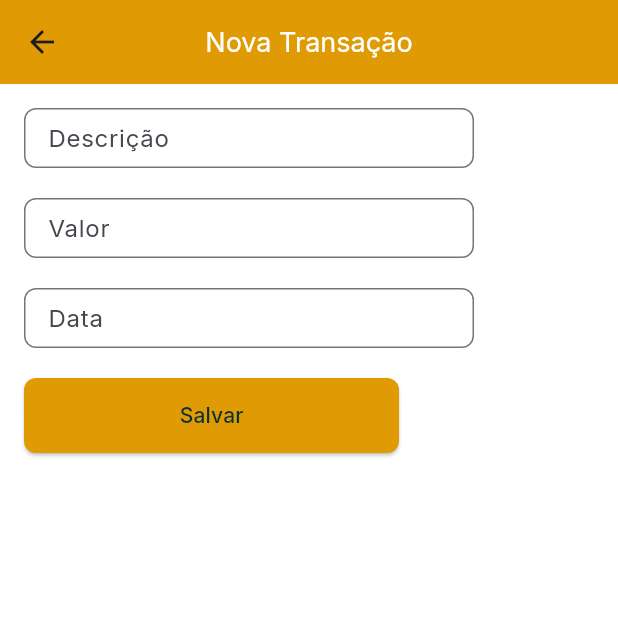
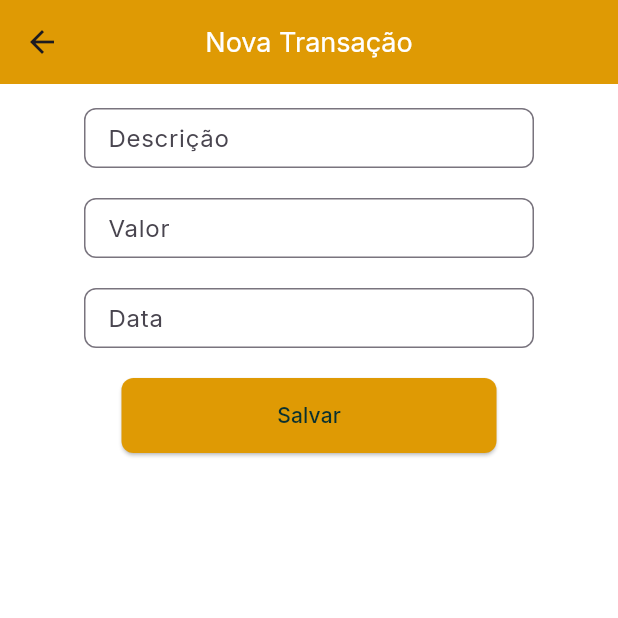
Before and after one commit to vinimiraa/LDDM-ShowCoin, a Flutter app: the StatementScreen screen opened directly, after a tap on the "add" icon, on a phone screen of 412 x 824 dp, the top half of it. Run offline on Flutter 3.47's test engine with Material 3 defaults, Android fonts, the light colour scheme and no system bars; our stand-ins replace fl_chart, persistent_bottom_nav_bar.

Commit message:
fix: corrijindo erros de tela

```diff
--- a/src/lib/screens/statement_screen.dart
+++ b/src/lib/screens/statement_screen.dart
@@ -26,6 +26,9 @@ class StatementScreen extends StatelessWidget {
             MaterialPageRoute(builder: (context) => const TransactionDetailsScreen(isNewTransaction: true)),
           );
         },
+        backgroundColor: AppColors.backgroundButton,
+        foregroundColor: Colors.white,
+        shape: const CircleBorder(),
         child: const Icon(Icons.add),
       ),
     );
--- a/src/lib/screens/transaction_details_screen.dart
+++ b/src/lib/screens/transaction_details_screen.dart
@@ -59,6 +59,10 @@ class TransactionDetailsScreen extends StatelessWidget {
                 ],
               ),
             ] else ...[
+              Center(
+                child: Column(
+                  mainAxisAlignment: MainAxisAlignment.center,
+                  children: [
                     // Formulário para criar uma nova transação
                     Utils.buildInputField(
                       "Descrição",
@@ -87,6 +91,9 @@ class TransactionDetailsScreen extends StatelessWidget {
                       onPressed: _salvarNovaTransacao,
                     ),
                   ],
+                ),
+              ),
+            ],
           ],
         ),
       ),
@@ -96,18 +103,18 @@ class TransactionDetailsScreen extends StatelessWidget {
   // TODO: Implementar a lógica para editar a transação
   void _editarTransacao() {
     // Lógica para editar a transação
-    debugPrint( "Editando transação..." );
+    debugPrint("Editando transação...");
   }
 
   // TODO: Implementar a lógica para excluir a transação
   void _excluirTransacao() {
     // Lógica para excluir a transação
-    debugPrint( "Excluindo transação..." );
+    debugPrint("Excluindo transação...");
   }
 
   // TODO: Implementar a lógica para salvar uma nova transação
   void _salvarNovaTransacao() {
     // Lógica para salvar a nova transação
-    debugPrint( "Salvando nova transação..." );
+    debugPrint("Salvando nova transação...");
   }
 }
--- a/src/lib/screens/utils.dart
+++ b/src/lib/screens/utils.dart
@@ -12,7 +12,7 @@ class AppColors {
   static const Color header = Color(0xFFdf9a04);
   static const Color background = Color(0xFFFFFFFF);
   // Text
-  static const Color textPrimary = Color(0x00000000);
+  static const Color textPrimary = Colors.black;
   static const Color textSecondary = Color(0xFF093030);
 }
 
```
Lines whose indentation alone changed are shown as unchanged.
